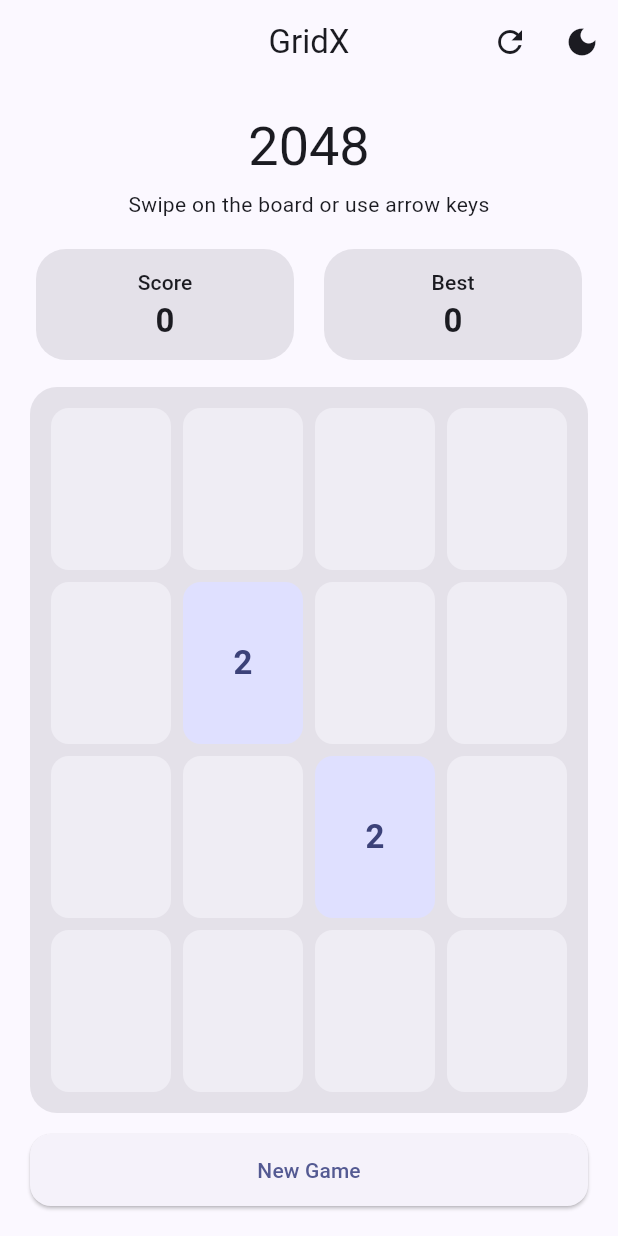
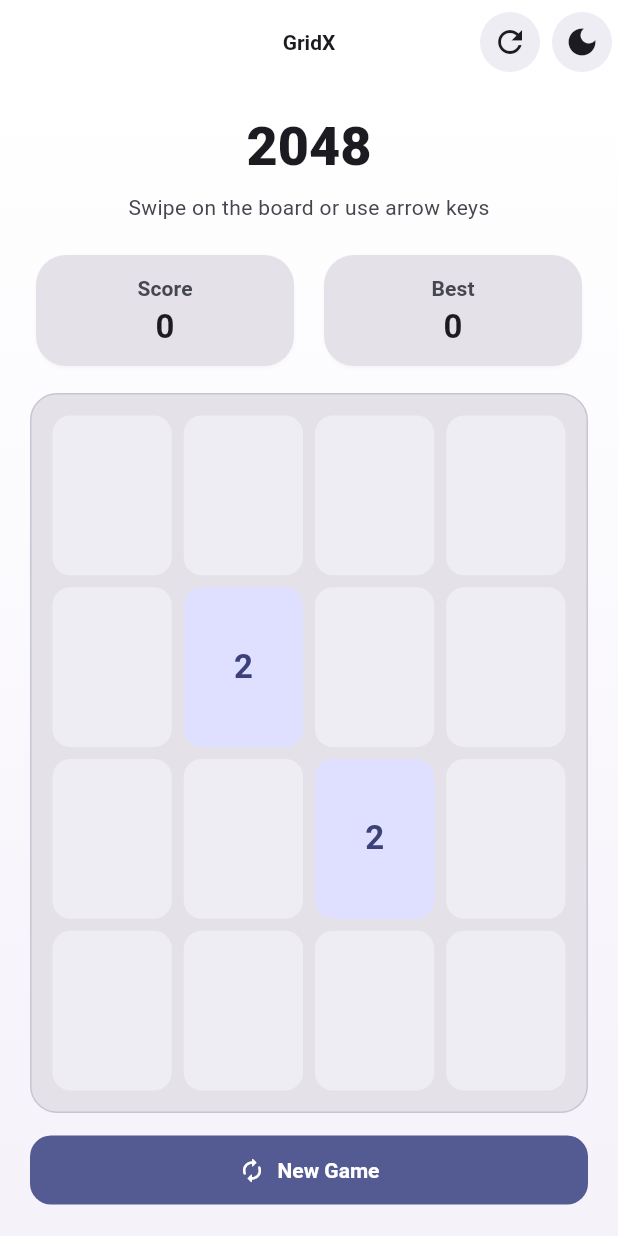
Before and after one commit to NJashwanth/GridX, a Flutter app: the screen it shows after launch, after a tap on "New Game", on a phone screen of 412 x 824 dp. Run offline on Flutter 3.47's test engine with Material 3 defaults, Android fonts, the phone set to English and light mode, and no system bars; our stand-ins replace flutter_hooks, hooks_riverpod.

Commit message:
Polish app styling across theme splash and home

```diff
--- a/lib/core/theme/app_theme.dart
+++ b/lib/core/theme/app_theme.dart
@@ -10,29 +10,53 @@ class AppTheme {
       seedColor: _seedColor,
       brightness: Brightness.light,
     );
+    final textTheme = Typography.material2021().black.apply(
+      bodyColor: scheme.onSurface,
+      displayColor: scheme.onSurface,
+    );
 
     return ThemeData(
       useMaterial3: true,
       colorScheme: scheme,
-      scaffoldBackgroundColor: scheme.surface,
+      scaffoldBackgroundColor: scheme.surfaceContainerLowest,
+      textTheme: textTheme,
       appBarTheme: AppBarTheme(
-        backgroundColor: scheme.surface,
+        backgroundColor: scheme.surfaceContainerLowest,
         foregroundColor: scheme.onSurface,
         centerTitle: true,
+        elevation: 0,
+        scrolledUnderElevation: 0,
+        titleTextStyle: textTheme.titleLarge?.copyWith(
+          fontWeight: FontWeight.w700,
+        ),
       ),
       cardTheme: CardThemeData(
         color: scheme.surfaceContainerHighest,
-        elevation: 0,
+        elevation: 1,
+        shadowColor: scheme.shadow.withValues(alpha: 0.12),
         shape: RoundedRectangleBorder(borderRadius: BorderRadius.circular(20)),
       ),
       elevatedButtonTheme: ElevatedButtonThemeData(
         style: ElevatedButton.styleFrom(
+          elevation: 0,
+          backgroundColor: scheme.primary,
+          foregroundColor: scheme.onPrimary,
           shape: RoundedRectangleBorder(
             borderRadius: BorderRadius.circular(14),
           ),
           padding: const EdgeInsets.symmetric(horizontal: 20, vertical: 14),
+          textStyle: textTheme.titleMedium?.copyWith(
+            fontWeight: FontWeight.w700,
+          ),
         ),
       ),
+      iconButtonTheme: IconButtonThemeData(
+        style: IconButton.styleFrom(
+          backgroundColor: scheme.surfaceContainer,
+          foregroundColor: scheme.onSurface,
+        ),
+      ),
+      progressIndicatorTheme: ProgressIndicatorThemeData(color: scheme.primary),
     );
   }
 
@@ -41,29 +65,53 @@ class AppTheme {
       seedColor: _seedColor,
       brightness: Brightness.dark,
     );
+    final textTheme = Typography.material2021().white.apply(
+      bodyColor: scheme.onSurface,
+      displayColor: scheme.onSurface,
+    );
 
     return ThemeData(
       useMaterial3: true,
       colorScheme: scheme,
-      scaffoldBackgroundColor: scheme.surface,
+      scaffoldBackgroundColor: scheme.surfaceContainerLowest,
+      textTheme: textTheme,
       appBarTheme: AppBarTheme(
-        backgroundColor: scheme.surface,
+        backgroundColor: scheme.surfaceContainerLowest,
         foregroundColor: scheme.onSurface,
         centerTitle: true,
+        elevation: 0,
+        scrolledUnderElevation: 0,
+        titleTextStyle: textTheme.titleLarge?.copyWith(
+          fontWeight: FontWeight.w700,
+        ),
       ),
       cardTheme: CardThemeData(
         color: scheme.surfaceContainerHigh,
         elevation: 0,
+        shadowColor: scheme.shadow.withValues(alpha: 0.18),
         shape: RoundedRectangleBorder(borderRadius: BorderRadius.circular(20)),
       ),
       elevatedButtonTheme: ElevatedButtonThemeData(
         style: ElevatedButton.styleFrom(
+          elevation: 0,
+          backgroundColor: scheme.primary,
+          foregroundColor: scheme.onPrimary,
           shape: RoundedRectangleBorder(
             borderRadius: BorderRadius.circular(14),
           ),
           padding: const EdgeInsets.symmetric(horizontal: 20, vertical: 14),
+          textStyle: textTheme.titleMedium?.copyWith(
+            fontWeight: FontWeight.w700,
+          ),
         ),
       ),
+      iconButtonTheme: IconButtonThemeData(
+        style: IconButton.styleFrom(
+          backgroundColor: scheme.surfaceContainer,
+          foregroundColor: scheme.onSurface,
+        ),
+      ),
+      progressIndicatorTheme: ProgressIndicatorThemeData(color: scheme.primary),
     );
   }
 }
--- a/lib/features/home/presentation/pages/home_page.dart
+++ b/lib/features/home/presentation/pages/home_page.dart
@@ -35,6 +35,17 @@ class HomePage extends ConsumerWidget {
         ],
       ),
       body: SafeArea(
+        child: DecoratedBox(
+          decoration: BoxDecoration(
+            gradient: LinearGradient(
+              begin: Alignment.topCenter,
+              end: Alignment.bottomCenter,
+              colors: [
+                Theme.of(context).colorScheme.surfaceContainerLowest,
+                Theme.of(context).colorScheme.surfaceContainerLow,
+              ],
+            ),
+          ),
           child: Padding(
             padding: const EdgeInsets.all(20),
             child: Center(
@@ -46,6 +57,7 @@ class HomePage extends ConsumerWidget {
                     if (event is! KeyDownEvent) {
                       return KeyEventResult.ignored;
                     }
+
                     switch (event.logicalKey) {
                       case LogicalKeyboardKey.arrowUp:
                         viewModel.move(MoveDirection.up);
@@ -60,6 +72,7 @@ class HomePage extends ConsumerWidget {
                         viewModel.move(MoveDirection.right);
                         return KeyEventResult.handled;
                     }
+
                     return KeyEventResult.ignored;
                   },
                   child: Column(
@@ -67,20 +80,26 @@ class HomePage extends ConsumerWidget {
                     children: [
                       Text(
                         '2048',
-                      style: Theme.of(context).textTheme.displaySmall,
+                        style: Theme.of(context).textTheme.displaySmall
+                            ?.copyWith(fontWeight: FontWeight.w800),
                         textAlign: TextAlign.center,
                       ),
-                    const SizedBox(height: 6),
+                      const SizedBox(height: 8),
                       Text(
                         'Swipe on the board or use arrow keys',
-                      style: Theme.of(context).textTheme.bodyMedium,
+                        style: Theme.of(context).textTheme.bodyMedium?.copyWith(
+                          color: Theme.of(context).colorScheme.onSurfaceVariant,
+                        ),
                         textAlign: TextAlign.center,
                       ),
-                    const SizedBox(height: 16),
+                      const SizedBox(height: 18),
                       Row(
                         children: [
                           Expanded(
-                          child: _ScoreCard(label: 'Score', value: game.score),
+                            child: _ScoreCard(
+                              label: 'Score',
+                              value: game.score,
+                            ),
                           ),
                           const SizedBox(width: 12),
                           Expanded(
@@ -109,7 +128,9 @@ class HomePage extends ConsumerWidget {
 
                             if (dx.abs() > dy.abs()) {
                               viewModel.move(
-                              dx > 0 ? MoveDirection.right : MoveDirection.left,
+                                dx > 0
+                                    ? MoveDirection.right
+                                    : MoveDirection.left,
                               );
                             } else {
                               viewModel.move(
@@ -140,12 +161,14 @@ class HomePage extends ConsumerWidget {
                       const SizedBox(height: 14),
                       SizedBox(
                         width: double.infinity,
-                      child: ElevatedButton(
+                        child: ElevatedButton.icon(
                           onPressed: viewModel.resetGame,
-                        child: const Text('New Game'),
+                          icon: const Icon(Icons.autorenew_rounded),
+                          label: const Text('New Game'),
                         ),
                       ),
                     ],
+                  ),
                 ),
               ),
             ),
@@ -179,12 +202,19 @@ class _ScoreCard extends StatelessWidget {
 
   @override
   Widget build(BuildContext context) {
+    final scheme = Theme.of(context).colorScheme;
     return Card(
       child: Padding(
         padding: const EdgeInsets.symmetric(vertical: 12, horizontal: 14),
         child: Column(
           children: [
-            Text(label, style: Theme.of(context).textTheme.labelLarge),
+            Text(
+              label,
+              style: Theme.of(context).textTheme.labelLarge?.copyWith(
+                color: scheme.onSurfaceVariant,
+                fontWeight: FontWeight.w600,
+              ),
+            ),
             const SizedBox(height: 2),
             Text(
               '$value',
@@ -249,6 +279,7 @@ class _BoardGrid extends StatelessWidget {
       decoration: BoxDecoration(
         color: scheme.surfaceContainerHighest,
         borderRadius: BorderRadius.circular(18),
+        border: Border.all(color: scheme.outlineVariant),
       ),
       child: Column(
         children: List.generate(4, (row) {
--- a/lib/features/splash/presentation/pages/splash_page.dart
+++ b/lib/features/splash/presentation/pages/splash_page.dart
@@ -16,25 +16,56 @@ class SplashPage extends HookConsumerWidget {
       return null;
     }, const []);
 
+    final scheme = Theme.of(context).colorScheme;
+
     return Scaffold(
-      body: Center(
+      body: DecoratedBox(
+        decoration: BoxDecoration(
+          gradient: LinearGradient(
+            begin: Alignment.topCenter,
+            end: Alignment.bottomCenter,
+            colors: [scheme.surfaceContainerLowest, scheme.surfaceContainer],
+          ),
+        ),
+        child: Center(
           child: Column(
             mainAxisAlignment: MainAxisAlignment.center,
             children: [
+              Container(
+                width: 84,
+                height: 84,
+                decoration: BoxDecoration(
+                  color: scheme.primaryContainer,
+                  borderRadius: BorderRadius.circular(24),
+                ),
+                child: Icon(
+                  Icons.grid_4x4_rounded,
+                  size: 42,
+                  color: scheme.onPrimaryContainer,
+                ),
+              ),
+              const SizedBox(height: 18),
               Text(
                 'GridX',
                 style: Theme.of(
                   context,
-              ).textTheme.displaySmall?.copyWith(fontWeight: FontWeight.w700),
+                ).textTheme.displaySmall?.copyWith(fontWeight: FontWeight.w800),
               ),
-            const SizedBox(height: 12),
+              const SizedBox(height: 8),
               Text(
                 '2048 inspired game',
-              style: Theme.of(context).textTheme.titleMedium,
+                style: Theme.of(context).textTheme.titleMedium?.copyWith(
+                  color: scheme.onSurfaceVariant,
+                ),
               ),
               const SizedBox(height: 28),
-            const CircularProgressIndicator(),
+              SizedBox(
+                width: 28,
+                height: 28,
+                child: const CircularProgressIndicator(strokeWidth: 2.8),
+              ),
             ],
+          ),
         ),
       ),
     );
```
Lines whose indentation alone changed are shown as unchanged.
